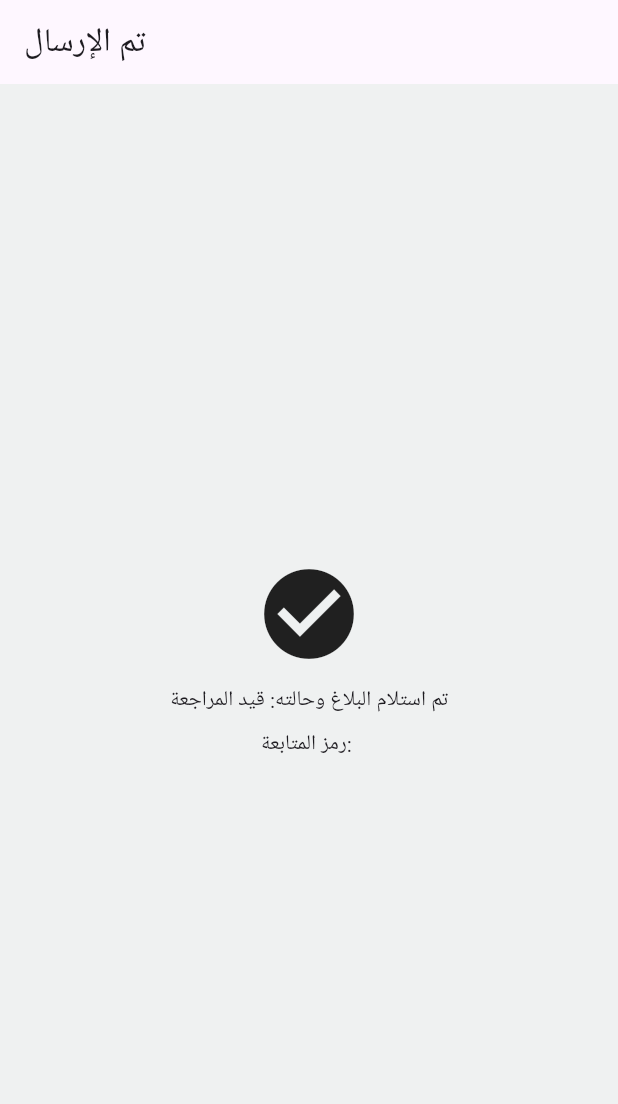
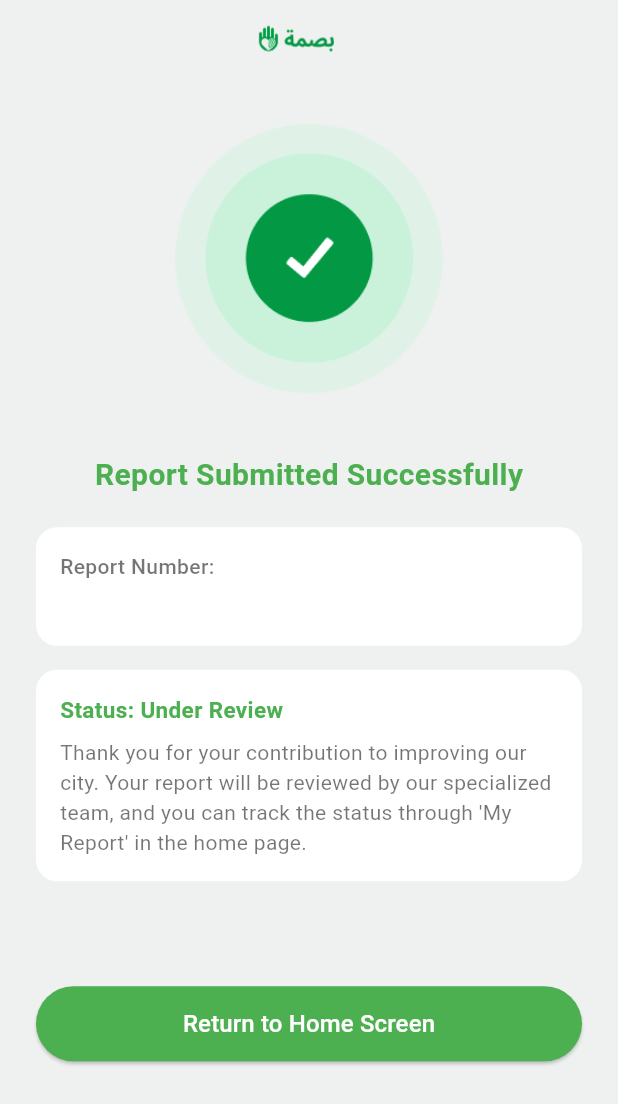
Before and after one commit to alkofahijo/basma-app, a Flutter app: the SuccessPage screen opened directly with empty values, on a phone screen of 412 x 824 dp. Shown: the top 1104 px of the screen. Run offline on Flutter 3.47's test engine with Material 3 defaults, Android fonts, the light colour scheme and no system bars; our stand-ins replace get, image_picker, shared_preferences, smooth_page_indicator; accounts and stored records are empty.

Commit message:
re design success page when the user create report

```diff
--- a/FrontEnd/basma_app/lib/pages/report/success_page.dart
+++ b/FrontEnd/basma_app/lib/pages/report/success_page.dart
@@ -1,22 +1,130 @@
+import 'package:basma_app/pages/home_page.dart';
 import 'package:flutter/material.dart';
+import 'package:get/get.dart';
 
 class SuccessPage extends StatelessWidget {
   final String reportCode;
   const SuccessPage({super.key, required this.reportCode});
+
   @override
-  Widget build(BuildContext ctx) {
+  Widget build(BuildContext context) {
     return Scaffold(
-      appBar: AppBar(title: const Text('تم الإرسال')),
-      body: Center(
-        child: Column(
-          mainAxisSize: MainAxisSize.min,
-          children: [
-            const Icon(Icons.check_circle, size: 72),
-            const SizedBox(height: 12),
-            const Text('تم استلام البلاغ وحالته: قيد المراجعة'),
-            const SizedBox(height: 8),
-            Text('رمز المتابعة: $reportCode'),
-          ],
+      appBar: AppBar(
+        backgroundColor: const Color(0xFFEFF1F1),
+        centerTitle: true,
+        title: Image.asset(
+          "assets/images/logo-arabic-side.png",
+          height: MediaQuery.of(context).size.height * 0.05,
+        ),
+      ),
+      body: SafeArea(
+        child: Padding(
+          padding: const EdgeInsets.symmetric(horizontal: 24),
+          child: Column(
+            mainAxisAlignment: MainAxisAlignment.center,
+            children: [
+              Image.asset(
+                "assets/images/success.png",
+                width: 180,
+                height: 180,
+                fit: BoxFit.contain,
+              ),
+              const SizedBox(height: 40),
+
+              const Text(
+                "Report Submitted Successfully",
+                style: TextStyle(
+                  color: Colors.green,
+                  fontSize: 20,
+                  fontWeight: FontWeight.bold,
+                ),
+              ),
+              const SizedBox(height: 20),
+
+              Container(
+                width: double.infinity,
+                padding: const EdgeInsets.all(16),
+                decoration: BoxDecoration(
+                  color: Colors.white,
+                  borderRadius: BorderRadius.circular(14),
+                ),
+                child: Column(
+                  crossAxisAlignment: CrossAxisAlignment.start,
+                  children: [
+                    const Text(
+                      "Report Number:",
+                      style: TextStyle(
+                        color: Colors.black54,
+                        fontWeight: FontWeight.w500,
+                      ),
+                    ),
+                    const SizedBox(height: 4),
+                    Text(
+                      reportCode,
+                      style: const TextStyle(
+                        fontWeight: FontWeight.bold,
+                        fontSize: 16,
+                        color: Colors.black87,
+                      ),
+                    ),
+                  ],
+                ),
+              ),
+              const SizedBox(height: 16),
+
+              Container(
+                width: double.infinity,
+                padding: const EdgeInsets.all(16),
+                decoration: BoxDecoration(
+                  color: Colors.white,
+                  borderRadius: BorderRadius.circular(14),
+                ),
+                child: const Column(
+                  crossAxisAlignment: CrossAxisAlignment.start,
+                  children: [
+                    Text(
+                      "Status: Under Review",
+                      style: TextStyle(
+                        color: Colors.green,
+                        fontWeight: FontWeight.bold,
+                        fontSize: 15,
+                      ),
+                    ),
+                    SizedBox(height: 8),
+                    Text(
+                      "Thank you for your contribution to improving our city. "
+                      "Your report will be reviewed by our specialized team, and "
+                      "you can track the status through 'My Report' in the home page.",
+                      style: TextStyle(color: Colors.black54, height: 1.4),
+                    ),
+                  ],
+                ),
+              ),
+
+              const SizedBox(height: 70),
+
+              SizedBox(
+                width: double.infinity,
+                height: 50,
+                child: ElevatedButton(
+                  style: ElevatedButton.styleFrom(
+                    backgroundColor: Colors.green,
+                    shape: RoundedRectangleBorder(
+                      borderRadius: BorderRadius.circular(30),
+                    ),
+                  ),
+                  onPressed: () {
+                    Get.offAll(() => const HomePage());
+                  },
+                  child: const Text(
+                    "Return to Home Screen",
+                    style: TextStyle(fontSize: 16, color: Colors.white),
+                  ),
+                ),
+              ),
+              SizedBox(height: 90),
+            ],
+          ),
         ),
       ),
     );
```
